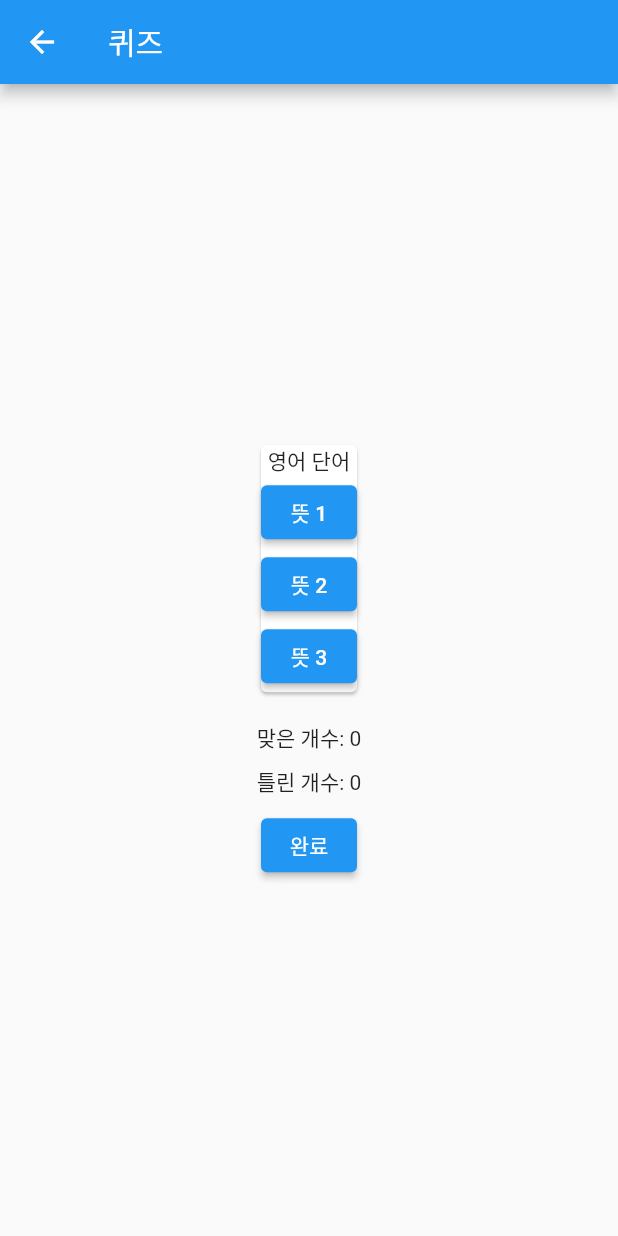
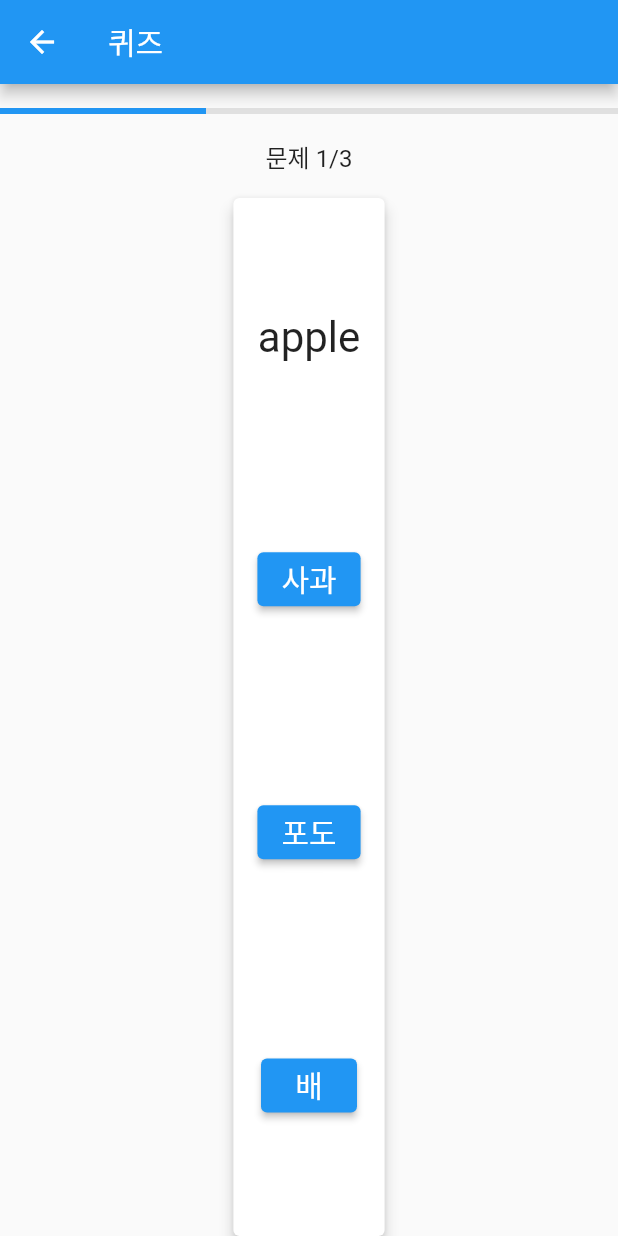
Before and after one commit to xide-projext/my_flutter1, a Flutter app: the QuizPage screen opened by its route, on a phone screen of 412 x 824 dp. Run offline on Flutter 3.47's test engine with Material 2 defaults, Android fonts, the phone set to English and light mode, and no system bars.

Commit message:
더 이쁘게해줘 by ChatGPT

```diff
--- a/lib/main.dart
+++ b/lib/main.dart
@@ -8,7 +8,7 @@ void main() async {
       '/': (context) => FirstScreen(),
       // When navigating to the "/second" route, build the SecondScreen widget.
       '/second': (context) => QuizPage(),
-      '/third': (context) => ThirdScreen(),
+      '/result': (context) => ThirdScreen(),
     },
   ));
 }
@@ -58,49 +58,113 @@ class FirstScreen extends StatelessWidget {
   }
 }
 
-class QuizPage extends StatelessWidget {
+// https://sharegpt.com/c/B3lxchS
+class QuizPage extends StatefulWidget {
+  @override
+  _QuizPageState createState() => _QuizPageState();
+}
+
+class _QuizPageState extends State<QuizPage> {
+  int _correctAnswers = 0;
+  int _wrongAnswers = 0;
+  int _currentIndex = 0;
+
+  List<Map<String, dynamic>> _questions = [
+    {
+      'question': 'apple',
+      'answers': ['사과', '포도', '배'],
+      'correctIndex': 0,
+    },
+    {
+      'question': 'banana',
+      'answers': ['바나나', '키위', '딸기'],
+      'correctIndex': 0,
+    },
+    {
+      'question': 'cherry',
+      'answers': ['체리', '수박', '포도'],
+      'correctIndex': 0,
+    },
+  ];
+
+  void _onAnswerSelected(int selectedIndex) {
+    setState(() {
+      if (_questions[_currentIndex]['correctIndex'] == selectedIndex) {
+        _correctAnswers++;
+      } else {
+        _wrongAnswers++;
+      }
+
+      if (_currentIndex == _questions.length - 1) {
+        Navigator.pushNamed(
+          context,
+          '/result',
+          arguments: {
+            'correctAnswers': _correctAnswers,
+            'totalQuestions': _questions.length
+          },
+        );
+      } else {
+        _currentIndex++;
+      }
+    });
+  }
+
   @override
   Widget build(BuildContext context) {
     return Scaffold(
       appBar: AppBar(
         title: Text('퀴즈'),
       ),
-      body: Center(
+      body: Column(
+        children: [
+          SizedBox(height: 16),
+          LinearProgressIndicator(
+            value: (_currentIndex + 1) / _questions.length,
+            backgroundColor: Colors.grey[300],
+            valueColor: AlwaysStoppedAnimation<Color>(Colors.blue),
+          ),
+          SizedBox(height: 16),
+          Padding(
+            padding: const EdgeInsets.symmetric(horizontal: 16),
+            child: Text(
+              '문제 ${_currentIndex + 1}/${_questions.length}',
+              style: TextStyle(fontSize: 16),
+            ),
+          ),
+          SizedBox(height: 16),
+          Expanded(
+            child: Card(
+              margin: const EdgeInsets.symmetric(horizontal: 5),
+              elevation: 4,
+              child: Padding(
+                padding: const EdgeInsets.all(16),
                 child: Column(
-          mainAxisAlignment: MainAxisAlignment.center,
+                  mainAxisAlignment: MainAxisAlignment.spaceAround,
                   children: [
-            Card(
-              child: Column(
-                children: [
-                  Text('영어 단어'),
-                  ElevatedButton(
-                    onPressed: () {},
-                    child: Text('뜻 1'),
+                    Text(
+                      _questions[_currentIndex]['question'],
+                      style: TextStyle(fontSize: 28),
                     ),
-                  ElevatedButton(
-                    onPressed: () {},
-                    child: Text('뜻 2'),
+                    ...(_questions[_currentIndex]['answers'] as List<String>)
+                        .asMap()
+                        .entries
+                        .map(
+                          (entry) => ElevatedButton(
+                            onPressed: () => _onAnswerSelected(entry.key),
+                            child: Text(
+                              entry.value,
+                              style: TextStyle(fontSize: 20),
                             ),
-                  ElevatedButton(
-                    onPressed: () {},
-                    child: Text('뜻 3'),
                           ),
+                        )
+                        .toList(),
                   ],
                 ),
               ),
-            SizedBox(height: 16),
-            Text('맞은 개수: 0'),
-            SizedBox(height: 8),
-            Text('틀린 개수: 0'),
-            SizedBox(height: 8),
-            ElevatedButton(
-              onPressed: () {
-                Navigator.pushNamed(context, '/result');
-              },
-              child: Text('완료'),
+            ),
           ),
         ],
-        ),
       ),
     );
   }
```
Lines whose indentation alone changed are shown as unchanged.
